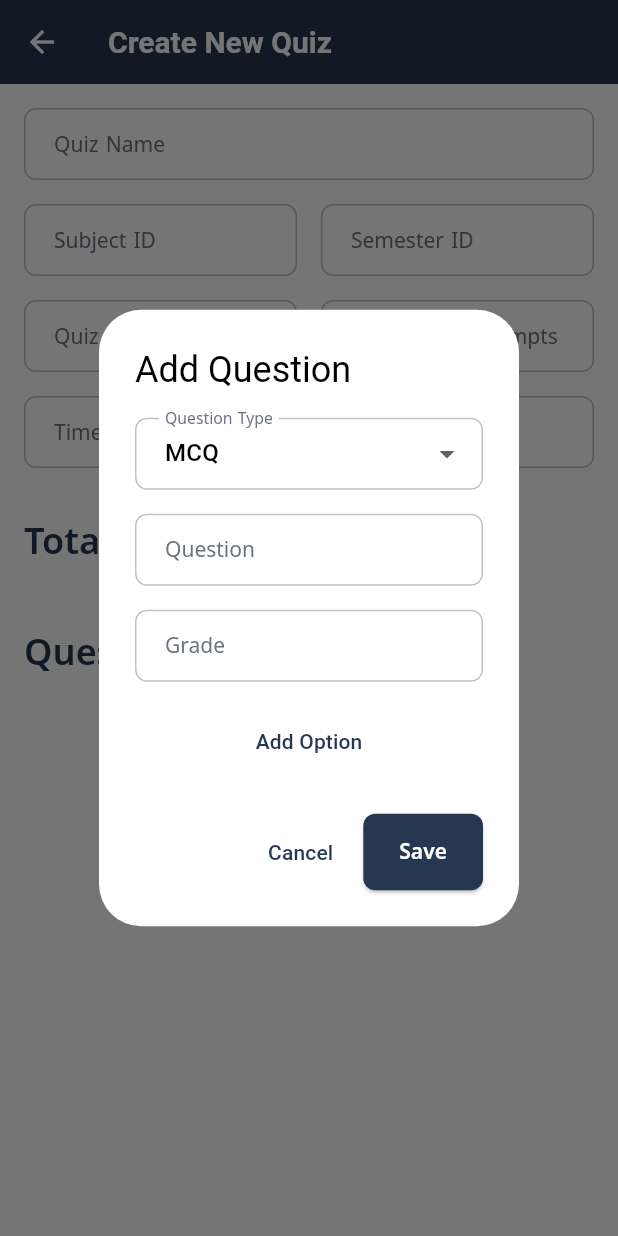
After one commit to MarkEhab33/Admin-dashboard, a Flutter app: the CreateQuizScreen screen opened directly, after a tap on "Add Question", on a phone screen of 412 x 824 dp. The commit adds this screen. Run offline on Flutter 3.47's test engine with Material 3 defaults, Android fonts, the phone set to English and light mode, and no system bars; our stand-ins replace file_picker; network calls fail.

Commit message:
add quiz tab and create quiz

```diff
--- /dev/null
+++ b/lib/Models/quiz.dart
@@ -0,0 +1,81 @@
+enum QuestionType { mcq, text, record }
+
+class MCQAnswer {
+  final int id;
+  final String text;
+
+  MCQAnswer({required this.id, required this.text});
+
+  Map<String, dynamic> toJson() => {
+    'id': id,
+    'text': text,
+  };
+}
+
+class Question {
+  final String question;
+  final QuestionType type;
+  final double grade;
+  final List<MCQAnswer>? answers;
+  final int? correctAnswerId;
+  final String? correctAnswer;
+  final int? maxDuration;
+
+  Question({
+    required this.question,
+    required this.type,
+    required this.grade,
+    this.answers,
+    this.correctAnswerId,
+    this.correctAnswer,
+    this.maxDuration,
+  }) {
+    // Remove the validation for text question correctAnswer
+    if (type == QuestionType.mcq && (answers == null || correctAnswerId == null)) {
+      throw ArgumentError('MCQ questions must have answers and a correct answer');
+    }
+  }
+
+  Map<String, dynamic> toJson() => {
+    'question': question,
+    'type': type.toString().split('.').last,
+    'grade': grade,
+    if (answers != null) 'answers': answers!.map((a) => a.toJson()).toList(),
+    if (correctAnswerId != null) 'correctAnswerId': correctAnswerId,
+    if (correctAnswer != null) 'correctAnswer': correctAnswer,
+    if (maxDuration != null) 'maxDuration': maxDuration,
+  };
+}
+
+class Quiz {
+  final String name;
+  final int subjectId;
+  final int semesterId;
+  final int grade;
+  final String type;
+  final int numberOfAttempts;
+  final int timeLimit;
+  final List<Question> content;
+
+  Quiz({
+    required this.name,
+    required this.subjectId,
+    required this.semesterId,
+    required this.grade,
+    required this.type,
+    required this.numberOfAttempts,
+    required this.timeLimit,
+    required this.content,
+  });
+
+  Map<String, dynamic> toJson() => {
+    'name': name,
+    'subjectId': subjectId,
+    'semesterId': semesterId,
+    'grade': grade,
+    'type': type,
+    'numberOfAttempts': numberOfAttempts,
+    'timeLimit': timeLimit,
+    'content': content.map((q) => q.toJson()).toList(),
+  };
+}
--- /dev/null
+++ b/lib/Quizzes/create_quiz_screen.dart
@@ -0,0 +1,346 @@
+import 'package:flutter/material.dart';
+import 'package:provider/provider.dart';
+import '../Models/quiz.dart';
+import '../Theme.dart';
+import '../provider/quiz_provider.dart';
+
+class CreateQuizScreen extends StatefulWidget {
+  @override
+  _CreateQuizScreenState createState() => _CreateQuizScreenState();
+}
+
+class _CreateQuizScreenState extends State<CreateQuizScreen> {
+  final _formKey = GlobalKey<FormState>();
+  final List<Question> _questions = [];
+
+  final _nameController = TextEditingController();
+  final _subjectIdController = TextEditingController();
+  final _semesterIdController = TextEditingController();
+  final _typeController = TextEditingController();
+  final _attemptsController = TextEditingController();
+  final _timeLimitController = TextEditingController();
+
+  double _calculateTotalGrade() {
+    return _questions.fold(0.0, (sum, question) => sum + question.grade);
+  }
+
+  void _addQuestion() {
+    showDialog(
+      context: context,
+      builder: (context) => QuestionDialog(
+        onSave: (question) {
+          setState(() {
+            _questions.add(question);
+          });
+        },
+      ),
+    );
+  }
+
+  Future<void> _submitQuiz() async {
+    if (_formKey.currentState!.validate() && _questions.isNotEmpty) {
+      try {
+        final quiz = Quiz(
+          name: _nameController.text,
+          subjectId: int.parse(_subjectIdController.text),
+          semesterId: int.parse(_semesterIdController.text),
+          grade: _calculateTotalGrade().toInt(),
+          type: _typeController.text,
+          numberOfAttempts: int.parse(_attemptsController.text),
+          timeLimit: int.parse(_timeLimitController.text),
+          content: _questions,
+        );
+
+        await Provider.of<QuizProvider>(context, listen: false).createQuiz(quiz);
+
+        ScaffoldMessenger.of(context).showSnackBar(
+          SnackBar(content: Text('Quiz created successfully')),
+        );
+        Navigator.pop(context);
+      } catch (e) {
+        ScaffoldMessenger.of(context).showSnackBar(
+          SnackBar(content: Text('Error creating quiz: $e')),
+        );
+      }
+    }
+  }
+
+  @override
+  Widget build(BuildContext context) {
+    return Scaffold(
+      appBar: AppBar(
+        title: Text('Create New Quiz'),
+      ),
+      body: SingleChildScrollView(
+        padding: const EdgeInsets.all(16),
+        child: Form(
+          key: _formKey,
+          child: Column(
+            crossAxisAlignment: CrossAxisAlignment.start,
+            children: [
+              TextFormField(
+                controller: _nameController,
+                decoration: AppTheme.inputDecoration('Quiz Name'),
+                validator: (value) => value?.isEmpty ?? true ? 'Required' : null,
+              ),
+              const SizedBox(height: 16),
+              Row(
+                children: [
+                  Expanded(
+                    child: TextFormField(
+                      controller: _subjectIdController,
+                      decoration: AppTheme.inputDecoration('Subject ID'),
+                      keyboardType: TextInputType.number,
+                      validator: (value) => value?.isEmpty ?? true ? 'Required' : null,
+                    ),
+                  ),
+                  const SizedBox(width: 16),
+                  Expanded(
+                    child: TextFormField(
+                      controller: _semesterIdController,
+                      decoration: AppTheme.inputDecoration('Semester ID'),
+                      keyboardType: TextInputType.number,
+                      validator: (value) => value?.isEmpty ?? true ? 'Required' : null,
+                    ),
+                  ),
+                ],
+              ),
+              const SizedBox(height: 16),
+              Row(
+                children: [
+                  Expanded(
+                    child: TextFormField(
+                      controller: _typeController,
+                      decoration: AppTheme.inputDecoration('Quiz Type'),
+                      validator: (value) => value?.isEmpty ?? true ? 'Required' : null,
+                    ),
+                  ),
+                  const SizedBox(width: 16),
+                  Expanded(
+                    child: TextFormField(
+                      controller: _attemptsController,
+                      decoration: AppTheme.inputDecoration('Number of Attempts'),
+                      keyboardType: TextInputType.number,
+                      validator: (value) => value?.isEmpty ?? true ? 'Required' : null,
+                    ),
+                  ),
+                ],
+              ),
+              const SizedBox(height: 16),
+              Row(
+                children: [
+                  Expanded(
+                    child: TextFormField(
+                      controller: _timeLimitController,
+                      decoration: AppTheme.inputDecoration('Time Limit (minutes)'),
+                      keyboardType: TextInputType.number,
+                      validator: (value) => value?.isEmpty ?? true ? 'Required' : null,
+                    ),
+                  ),
+                ],
+              ),
+              const SizedBox(height: 16),
+              Padding(
+                padding: const EdgeInsets.symmetric(vertical: 16.0),
+                child: Text(
+                  'Total Grade: ${_calculateTotalGrade()}',
+                  style: AppTheme.headingMedium,
+                ),
+              ),
+              const SizedBox(height: 24),
+              Text('Questions', style: AppTheme.headingMedium),
+              const SizedBox(height: 16),
+              ListView.builder(
+                shrinkWrap: true,
+                physics: NeverScrollableScrollPhysics(),
+                itemCount: _questions.length,
+                itemBuilder: (context, index) {
+                  final question = _questions[index];
+                  return Card(
+                    margin: EdgeInsets.only(bottom: 16),
+                    child: ListTile(
+                      title: Text(question.question),
+                      subtitle: Text('Type: ${question.type.toString().split('.').last}'),
+                      trailing: IconButton(
+                        icon: Icon(Icons.delete),
+                        onPressed: () {
+                          setState(() {
+                            _questions.removeAt(index);
+                          });
+                        },
+                      ),
+                    ),
+                  );
+                },
+              ),
+              const SizedBox(height: 16),
+              Center(
+                child: ElevatedButton.icon(
+                  icon: Icon(Icons.add, color: Colors.white),  // Make icon white
+                  label: Text('Add Question'),
+                  style: AppTheme.primaryButtonStyle,
+                  onPressed: _addQuestion,
+                ),
+              ),
+              const SizedBox(height: 24),
+              Center(
+                child: ElevatedButton(
+                  onPressed: _submitQuiz,
+                  style: AppTheme.primaryButtonStyle,
+                  child: Text('Create Quiz'),
+                ),
+              ),
+            ],
+          ),
+        ),
+      ),
+    );
+  }
+}
+
+class QuestionDialog extends StatefulWidget {
+  final Function(Question) onSave;
+
+  const QuestionDialog({required this.onSave});
+
+  @override
+  _QuestionDialogState createState() => _QuestionDialogState();
+}
+
+class _QuestionDialogState extends State<QuestionDialog> {
+  final _formKey = GlobalKey<FormState>();
+  QuestionType _selectedType = QuestionType.mcq;
+  final _questionController = TextEditingController();
+  final _gradeController = TextEditingController();
+  final List<MCQAnswer> _answers = [];
+  int? _correctAnswerId;
+  final _correctAnswerController = TextEditingController();
+  final _maxDurationController = TextEditingController();
+
+  @override
+  Widget build(BuildContext context) {
+    return AlertDialog(
+      title: Text('Add Question'),
+      content: SingleChildScrollView(
+        child: Form(
+          key: _formKey,
+          child: Column(
+            mainAxisSize: MainAxisSize.min,
+            children: [
+              DropdownButtonFormField<QuestionType>(
+                value: _selectedType,
+                decoration: AppTheme.inputDecoration('Question Type'),
+                items: QuestionType.values.map((type) {
+                  return DropdownMenuItem(
+                    value: type,
+                    child: Text(type.toString().split('.').last.toUpperCase()),
+                  );
+                }).toList(),
+                onChanged: (value) {
+                  setState(() {
+                    _selectedType = value!;
+                  });
+                },
+              ),
+              const SizedBox(height: 16),
+              TextFormField(
+                controller: _questionController,
+                decoration: AppTheme.inputDecoration('Question'),
+                validator: (value) => value?.isEmpty ?? true ? 'Required' : null,
+              ),
+              const SizedBox(height: 16),
+              TextFormField(
+                controller: _gradeController,
+                decoration: AppTheme.inputDecoration('Grade'),
+                keyboardType: TextInputType.number,
+                validator: (value) => value?.isEmpty ?? true ? 'Required' : null,
+              ),
+              const SizedBox(height: 16),
+              if (_selectedType == QuestionType.mcq) ...[
+                ..._buildMCQSection(),
+              ] else if (_selectedType == QuestionType.text) ...[
+                TextFormField(
+                  controller: _correctAnswerController,
+                  decoration: AppTheme.inputDecoration('Correct Answer (Optional)'),
+                  // Remove validator to make it optional
+                ),
+              ] else if (_selectedType == QuestionType.record) ...[
+                TextFormField(
+                  controller: _maxDurationController,
+                  decoration: AppTheme.inputDecoration('Max Duration (seconds)'),
+                  keyboardType: TextInputType.number,
+                ),
+              ],
+            ],
+          ),
+        ),
+      ),
+      actions: [
+        TextButton(
+          onPressed: () => Navigator.pop(context),
+          child: Text('Cancel'),
+        ),
+        ElevatedButton(
+          onPressed: _saveQuestion,
+          style: AppTheme.primaryButtonStyle,
+          child: Text('Save'),
+        ),
+      ],
+    );
+  }
+
+  List<Widget> _buildMCQSection() {
+    return [
+      ...List.generate(_answers.length, (index) {
+        return Row(
+          children: [
+            Expanded(
+              child: TextFormField(
+                initialValue: _answers[index].text,
+                decoration: AppTheme.inputDecoration('Option ${index + 1}'),
+                onChanged: (value) {
+                  _answers[index] = MCQAnswer(id: index, text: value);
+                },
+              ),
+            ),
+            Radio<int>(
+              value: index,
+              groupValue: _correctAnswerId,
+              onChanged: (value) {
+                setState(() {
+                  _correctAnswerId = value;
+                });
+              },
+            ),
+          ],
+        );
+      }),
+      TextButton(
+        onPressed: () {
+          setState(() {
+            _answers.add(MCQAnswer(id: _answers.length, text: ''));
+          });
+        },
+        child: Text('Add Option'),
+      ),
+    ];
+  }
+
+  void _saveQuestion() {
+    if (_formKey.currentState!.validate()) {
+      final question = Question(
+        question: _questionController.text,
+        type: _selectedType,
+        grade: double.parse(_gradeController.text),
+        answers: _selectedType == QuestionType.mcq ? _answers : null,
+        correctAnswerId: _selectedType == QuestionType.mcq ? _correctAnswerId : null,
+        correctAnswer: _selectedType == QuestionType.text ? _correctAnswerController.text.isEmpty ? null : _correctAnswerController.text : null,
+        maxDuration: _selectedType == QuestionType.record && _maxDurationController.text.isNotEmpty
+            ? int.parse(_maxDurationController.text)
+            : null,
+      );
+      widget.onSave(question);
+      Navigator.pop(context);
+    }
+  }
+}
--- /dev/null
+++ b/lib/Quizzes/quizzes_tab.dart
@@ -0,0 +1,34 @@
+import 'package:flutter/material.dart';
+import '../Theme.dart';
+import 'create_quiz_screen.dart';
+
+class QuizzesTab extends StatelessWidget {
+  @override
+  Widget build(BuildContext context) {
+    return Scaffold(
+      body: Center(
+        child: Column(
+          mainAxisAlignment: MainAxisAlignment.center,
+          children: [
+            Text(
+              'Manage Quizzes',
+              style: AppTheme.headingLarge,
+            ),
+            const SizedBox(height: 20),
+            ElevatedButton.icon(
+              icon: const Icon(Icons.add, color: Colors.white),  // Make icon white
+              label: const Text('Create New Quiz'),
+              style: AppTheme.primaryButtonStyle,
+              onPressed: () {
+                Navigator.push(
+                  context,
+                  MaterialPageRoute(builder: (context) => CreateQuizScreen()),
+                );
+              },
+            ),
+          ],
+        ),
+      ),
+    );
+  }
+}
--- a/lib/home_screen.dart
+++ b/lib/home_screen.dart
@@ -7,6 +7,7 @@ import 'Semesters/Content-management_tab.dart';
 import 'Students/students_tab_screen.dart';
 import 'Students/student_requests_tab.dart';
 import 'provider/dashboard_provider.dart';
+import 'Quizzes/quizzes_tab.dart';
 
 class DashboardScreen extends StatelessWidget {
   final List<Widget> _pages = [
@@ -173,14 +174,3 @@ class DashboardScreen extends StatelessWidget {
     );
   }
 }
-
-// Content Management Tab
-
-
-// Quizzes Tab
-class QuizzesTab extends StatelessWidget {
-@override
-Widget build(BuildContext context) {
-  return Center(child: Text("Quizzes Tab"));
-}
-}
--- a/lib/main.dart
+++ b/lib/main.dart
@@ -5,6 +5,7 @@ import 'package:admin_dashboard/provider/semester_templates_provider.dart';
 import 'package:admin_dashboard/provider/semesters_provider.dart';
 import 'package:admin_dashboard/provider/student_provider.dart';
 import 'package:admin_dashboard/provider/subject_provider.dart';
+import 'package:admin_dashboard/provider/quiz_provider.dart';
 import 'package:flutter/material.dart';
 import 'package:provider/provider.dart';
 
@@ -17,6 +18,7 @@ void main() {
         ChangeNotifierProvider(create: (_) => StudentsProvider()),
         ChangeNotifierProvider(create: (_) => SemestersTemplatesProvider()),
         ChangeNotifierProvider(create: (_) => LessonProvider()),
+        ChangeNotifierProvider(create: (_) => QuizProvider()),
       ],
       child: MyApp(),
     ),
@@ -41,6 +43,7 @@ class MyApp extends StatelessWidget {
             fontWeight: FontWeight.bold,
             color: Colors.white,
           ),
+          iconTheme: IconThemeData(color: Colors.white),
         ),
         elevatedButtonTheme: ElevatedButtonThemeData(
           style: AppTheme.primaryButtonStyle,
--- /dev/null
+++ b/lib/provider/quiz_provider.dart
@@ -0,0 +1,23 @@
+import 'dart:convert';
+import 'package:flutter/material.dart';
+import 'package:http/http.dart' as http;
+import '../Constants/globals.dart';
+import '../Models/quiz.dart';
+
+class QuizProvider with ChangeNotifier {
+  Future<void> createQuiz(Quiz quiz) async {
+    try {
+      final response = await http.post(
+        Uri.parse('${Globals.baseUrl}/quiz'),
+        headers: {'Content-Type': 'application/json'},
+        body: json.encode(quiz.toJson()),
+      );
+
+      if (response.statusCode != 201) {
+        throw Exception('Failed to create quiz: ${response.body}');
+      }
+    } catch (e) {
+      throw Exception('Error creating quiz: $e');
+    }
+  }
+}
```
